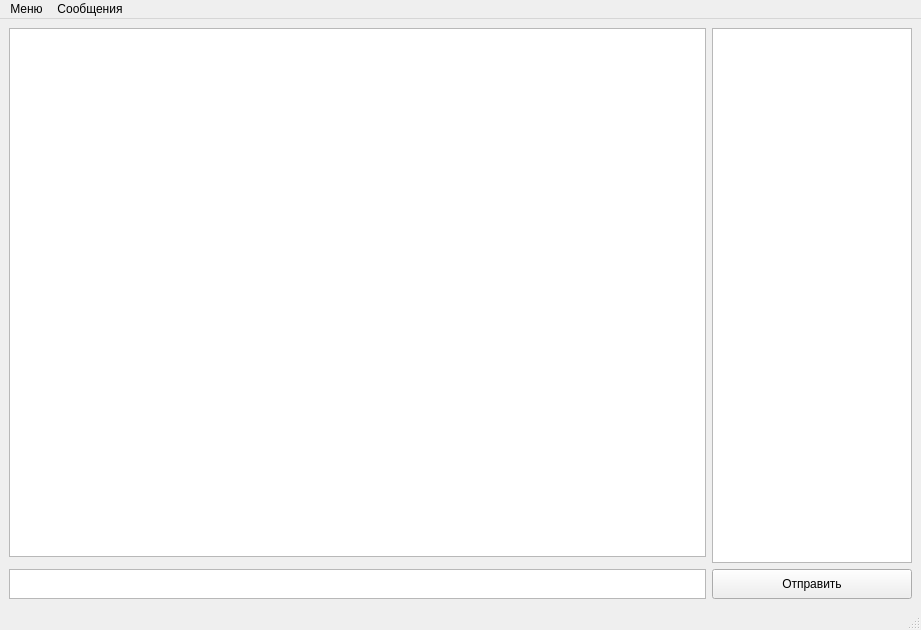
Qt form client/ui/qt_gui/design.ui (veitkovv/Network-Chat) before a commit.
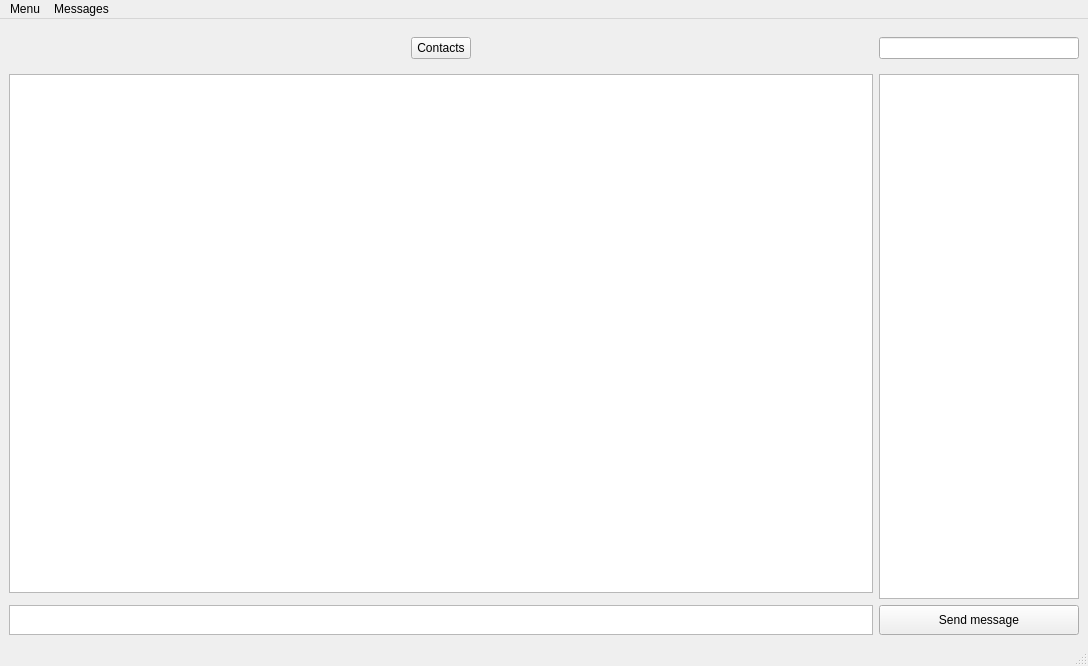
The same form after that commit.

Commit message: gui joining chat #all after authentication; some ui changes

Diff of the .ui file:
```diff
--- a/client/ui/qt_gui/design.ui
+++ b/client/ui/qt_gui/design.ui
@@ -6,17 +6,46 @@
    <rect>
     <x>0</x>
     <y>0</y>
-    <width>921</width>
-    <height>630</height>
+    <width>1088</width>
+    <height>666</height>
    </rect>
   </property>
   <property name="windowTitle">
    <string>MainWindow</string>
   </property>
+  <property name="autoFillBackground">
+   <bool>false</bool>
+  </property>
+  <property name="documentMode">
+   <bool>false</bool>
+  </property>
+  <property name="tabShape">
+   <enum>QTabWidget::Triangular</enum>
+  </property>
   <widget class="QWidget" name="centralwidget">
    <layout class="QGridLayout" name="gridLayout">
+    <item row="1" column="0">
+     <widget class="QTextEdit" name="chatMessages">
+      <property name="toolTip">
+       <string>&lt;html&gt;&lt;head/&gt;&lt;body&gt;&lt;p&gt;Chat window&lt;/p&gt;&lt;/body&gt;&lt;/html&gt;</string>
+      </property>
+      <property name="readOnly">
+       <bool>true</bool>
+      </property>
+     </widget>
+    </item>
+    <item row="0" column="1">
+     <widget class="QLineEdit" name="chatsSearch">
+      <property name="maximumSize">
+       <size>
+        <width>200</width>
+        <height>16777215</height>
+       </size>
+      </property>
+     </widget>
+    </item>
     <item row="1" column="1" rowspan="2">
-     <widget class="QTreeView" name="contactTreeView">
+     <widget class="QTreeWidget" name="chatTreeWidget">
       <property name="maximumSize">
        <size>
         <width>200</width>
@@ -24,7 +53,37 @@
        </size>
       </property>
       <property name="toolTip">
-       <string>&lt;html&gt;&lt;head/&gt;&lt;body&gt;&lt;p&gt;Список контактов&lt;/p&gt;&lt;/body&gt;&lt;/html&gt;</string>
+       <string>&lt;html&gt;&lt;head/&gt;&lt;body&gt;&lt;p&gt;Chat list&lt;/p&gt;&lt;/body&gt;&lt;/html&gt;</string>
+      </property>
+      <property name="autoScroll">
+       <bool>false</bool>
+      </property>
+      <property name="rootIsDecorated">
+       <bool>true</bool>
+      </property>
+      <property name="animated">
+       <bool>false</bool>
+      </property>
+      <attribute name="headerVisible">
+       <bool>false</bool>
+      </attribute>
+      <column>
+       <property name="text">
+        <string notr="true">1</string>
+       </property>
+      </column>
+     </widget>
+    </item>
+    <item row="3" column="0">
+     <widget class="QTextEdit" name="inputMessage">
+      <property name="maximumSize">
+       <size>
+        <width>16777215</width>
+        <height>30</height>
+       </size>
+      </property>
+      <property name="toolTip">
+       <string>&lt;html&gt;&lt;head/&gt;&lt;body&gt;&lt;p&gt;Input field&lt;/p&gt;&lt;/body&gt;&lt;/html&gt;</string>
       </property>
      </widget>
     </item>
@@ -45,20 +104,23 @@
       <property name="toolTip">
        <string>&lt;html&gt;&lt;head/&gt;&lt;body&gt;&lt;p&gt;Отправить сообщение&lt;/p&gt;&lt;p&gt;&lt;br/&gt;&lt;/p&gt;&lt;/body&gt;&lt;/html&gt;</string>
       </property>
+      <property name="autoFillBackground">
+       <bool>true</bool>
+      </property>
       <property name="styleSheet">
        <string notr="true">QPushButton#Type1 {
      background-color: red;
      border-style: outset;
      border-width: 2px;
      border-radius: 10px;
-     border-color: beige;
+     border-color: blue;
      font: bold 14px;
      min-width: 10em;
      padding: 6px;
  }</string>
       </property>
       <property name="text">
-       <string>Отправить</string>
+       <string>Send message</string>
       </property>
       <property name="autoExclusive">
        <bool>false</bool>
@@ -74,27 +136,23 @@
       </property>
      </widget>
     </item>
-    <item row="1" column="0">
-     <widget class="QTextEdit" name="chatMessages">
-      <property name="toolTip">
-       <string>&lt;html&gt;&lt;head/&gt;&lt;body&gt;&lt;p&gt;Окно чата&lt;/p&gt;&lt;/body&gt;&lt;/html&gt;</string>
-      </property>
-      <property name="readOnly">
-       <bool>true</bool>
-      </property>
-     </widget>
-    </item>
-    <item row="3" column="0">
-     <widget class="QTextEdit" name="inputMessage">
-      <property name="maximumSize">
-       <size>
-        <width>16777215</width>
-        <height>30</height>
-       </size>
-      </property>
-      <property name="toolTip">
-       <string>&lt;html&gt;&lt;head/&gt;&lt;body&gt;&lt;p&gt;Поле ввода сообщения&lt;/p&gt;&lt;/body&gt;&lt;/html&gt;</string>
-      </property>
+    <item row="0" column="0">
+     <widget class="QWidget" name="buttonPanel" native="true">
+      <layout class="QHBoxLayout" name="horizontalLayout">
+       <item>
+        <widget class="QPushButton" name="pushButton">
+         <property name="maximumSize">
+          <size>
+           <width>60</width>
+           <height>16777215</height>
+          </size>
+         </property>
+         <property name="text">
+          <string>Contacts</string>
+         </property>
+        </widget>
+       </item>
+      </layout>
      </widget>
     </item>
    </layout>
@@ -104,13 +162,13 @@
     <rect>
      <x>0</x>
      <y>0</y>
-     <width>921</width>
+     <width>1088</width>
      <height>21</height>
     </rect>
    </property>
    <widget class="QMenu" name="menu">
     <property name="title">
-     <string>Меню</string>
+     <string>Menu</string>
     </property>
     <widget class="QMenu" name="contactMenu">
      <property name="title">
@@ -127,7 +185,7 @@
    </widget>
    <widget class="QMenu" name="menu_2">
     <property name="title">
-     <string>Сообщения</string>
+     <string>Messages</string>
     </property>
     <addaction name="sendFileMenu"/>
     <addaction name="messageHistoryMenu"/>
```
Left out of the diff: 8 changed lines with no effect on the pictures. The commit also changes 5 other files.
